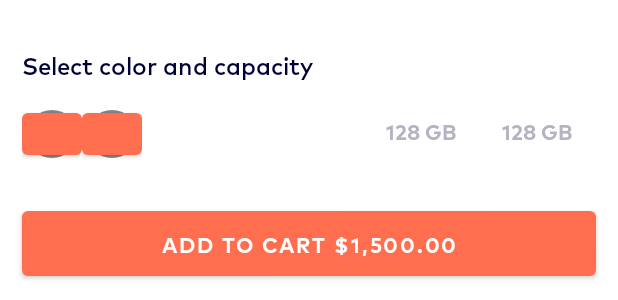
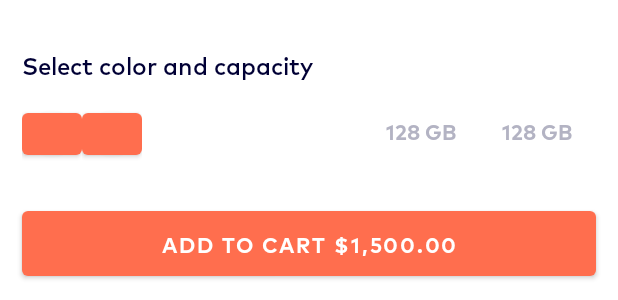
Before and after one commit to bakunovgerman/Smartphone_Shop, an Android app built with Jetpack Compose: the layout bottom_sheet_detail_phone.xml on its own in the app's theme, with its tools: preview values and no code run, on a phone screen of 412 x 824 dp. Shown: the part 373-673 px from the top of the screen. Run offline under Robolectric (Android 15) with nearby library versions, the light colour scheme and no system bars; plain views replace CircleButton; network calls fail.

Commit message:
добавил цвета

```diff
--- a/app/src/main/res/drawable/black_circle.xml
+++ b/app/src/main/res/drawable/black_circle.xml
@@ -1,6 +1,5 @@
 <?xml version="1.0" encoding="utf-8"?>
 <shape xmlns:android="http://schemas.android.com/apk/res/android"
     android:shape="oval">
-    <solid android:color="#7C000000"/>
-
+    <solid android:color="#03000000"/>
 </shape>
--- a/app/src/main/res/layout/item_color.xml
+++ b/app/src/main/res/layout/item_color.xml
@@ -8,14 +8,23 @@
         android:id="@+id/btnColor"
         android:layout_width="40dp"
         android:layout_height="40dp"
-        android:src="@drawable/ic_selected"
         app:cb_color="@color/orange"
         app:layout_constraintBottom_toBottomOf="parent"
         app:layout_constraintEnd_toEndOf="parent"
         app:layout_constraintStart_toStartOf="parent"
         app:layout_constraintTop_toTopOf="parent" />
 
-    <View
+    <ImageView
+        android:id="@+id/iconSelectedImageView"
+        android:layout_width="match_parent"
+        android:layout_height="match_parent"
+        android:src="@drawable/ic_selected"
+        app:layout_constraintBottom_toBottomOf="parent"
+        app:layout_constraintEnd_toEndOf="parent"
+        app:layout_constraintStart_toStartOf="parent"
+        app:layout_constraintTop_toTopOf="parent" />
+
+    <ImageView
         android:id="@+id/viewBlackSelected"
         android:layout_width="33dp"
         android:layout_height="32dp"
```
Also changed, not shown: app/src/main/java/com/example/smartphone_shop/presentation/adapter/ColorAdapter.kt (added, +86 -0 lines), app/src/main/java/com/example/smartphone_shop/presentation/fragments/DetailFragment.kt (+7 -0 lines).
